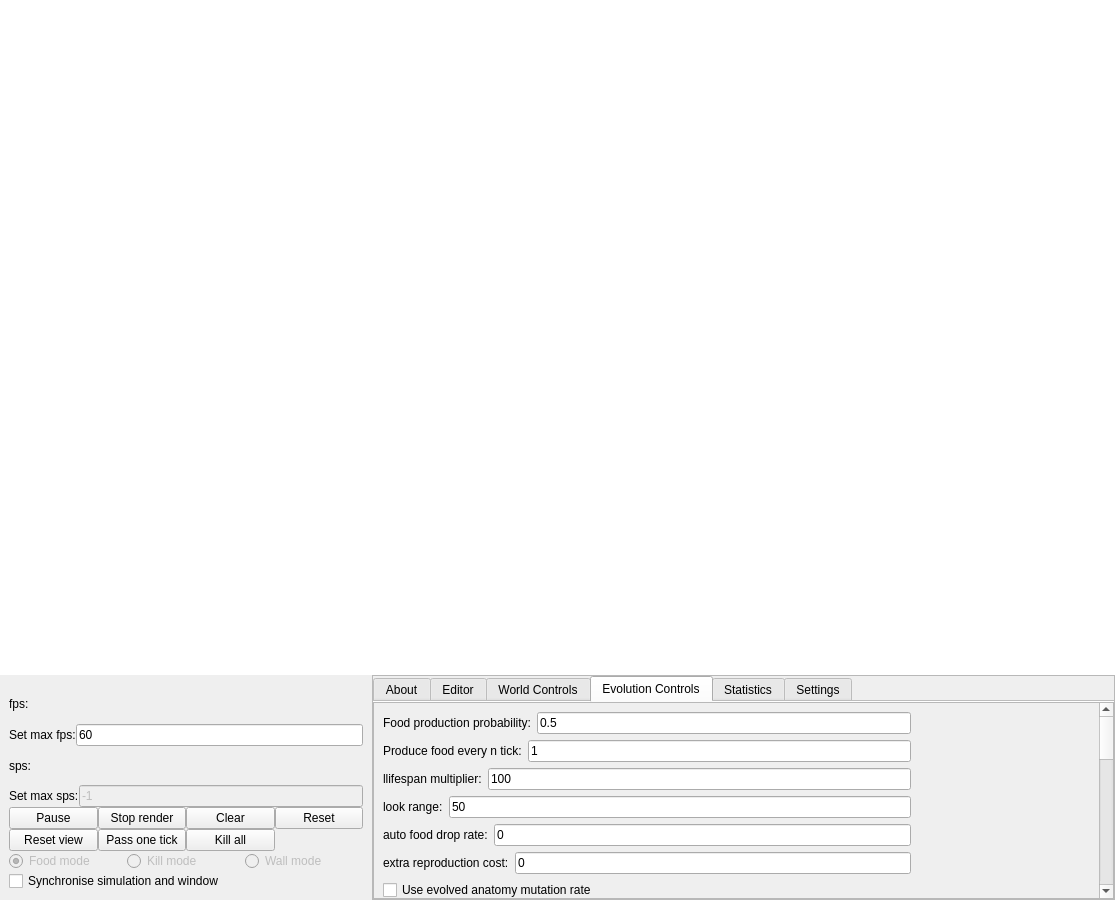
Qt form LifeEngineCpp/mainwindow.ui (SuperSpaceEye/LifeEngineExtended) before a commit.
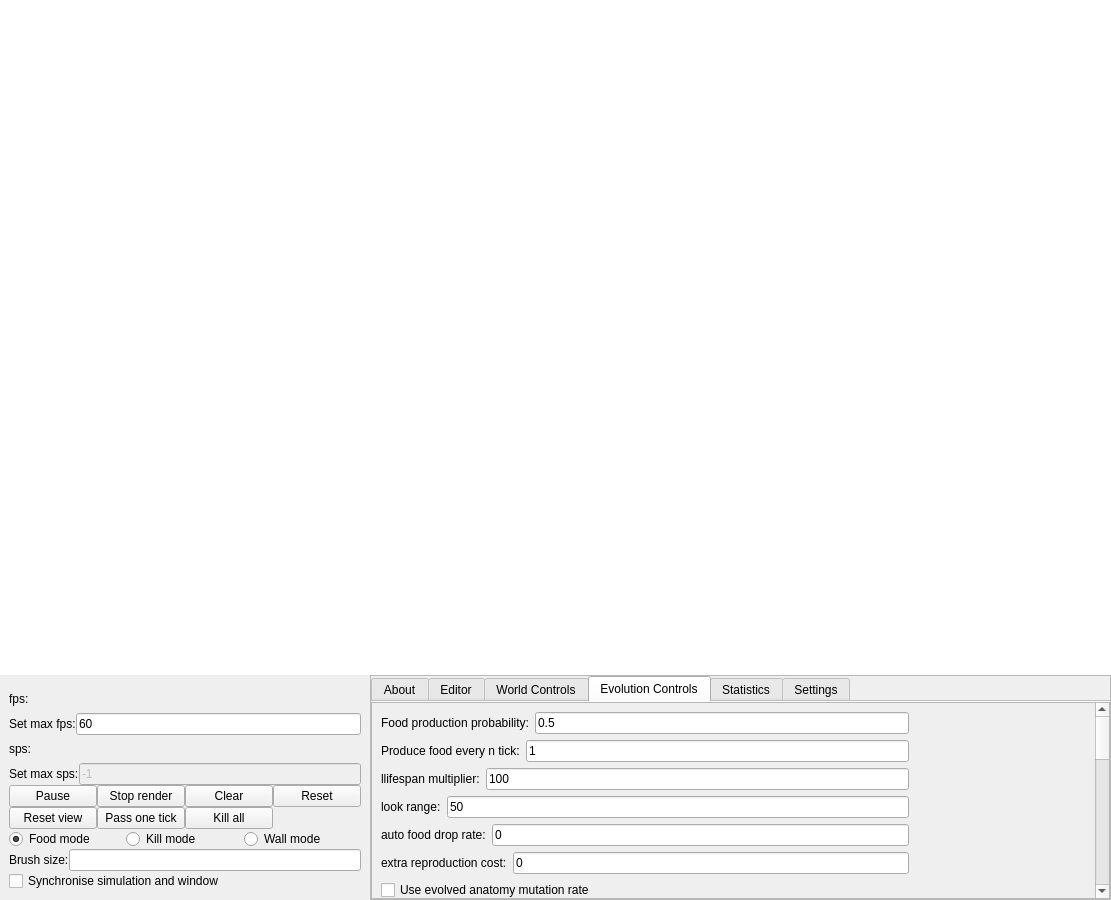
The same form after that commit.

Diff of the .ui file:
```diff
--- a/LifeEngineCpp/mainwindow.ui
+++ b/LifeEngineCpp/mainwindow.ui
@@ -6,7 +6,7 @@
    <rect>
     <x>0</x>
     <y>0</y>
-    <width>1115</width>
+    <width>1111</width>
     <height>900</height>
    </rect>
   </property>
@@ -119,6 +119,12 @@
           <verstretch>0</verstretch>
          </sizepolicy>
         </property>
+        <property name="minimumSize">
+         <size>
+          <width>0</width>
+          <height>0</height>
+         </size>
+        </property>
         <property name="frameShape">
          <enum>QFrame::NoFrame</enum>
         </property>
@@ -264,7 +270,7 @@
            <item>
             <widget class="QRadioButton" name="rb_food">
              <property name="enabled">
-              <bool>false</bool>
+              <bool>true</bool>
              </property>
              <property name="text">
               <string>Food mode</string>
@@ -280,7 +286,7 @@
            <item>
             <widget class="QRadioButton" name="rb_kill">
              <property name="enabled">
-              <bool>false</bool>
+              <bool>true</bool>
              </property>
              <property name="text">
               <string>Kill mode</string>
@@ -293,7 +299,7 @@
            <item>
             <widget class="QRadioButton" name="rb_wall">
              <property name="enabled">
-              <bool>false</bool>
+              <bool>true</bool>
              </property>
              <property name="text">
               <string>Wall mode</string>
@@ -305,6 +311,20 @@
            </item>
           </layout>
          </item>
+         <item>
+          <layout class="QHBoxLayout" name="horizontalLayout_41">
+           <item>
+            <widget class="QLabel" name="label_43">
+             <property name="text">
+              <string>Brush size:</string>
+             </property>
+            </widget>
+           </item>
+           <item>
+            <widget class="QLineEdit" name="le_brush_size"/>
+           </item>
+          </layout>
+         </item>
          <item>
           <widget class="QCheckBox" name="cb_synchronise_sim_and_win">
            <property name="text">
@@ -1105,8 +1125,8 @@
                 <property name="geometry">
                  <rect>
                   <x>0</x>
-                  <y>-709</y>
-                  <width>721</width>
+                  <y>0</y>
+                  <width>717</width>
                   <height>909</height>
                  </rect>
                 </property>
```
Left out of the diff: 33 changed lines with no effect on the pictures.
